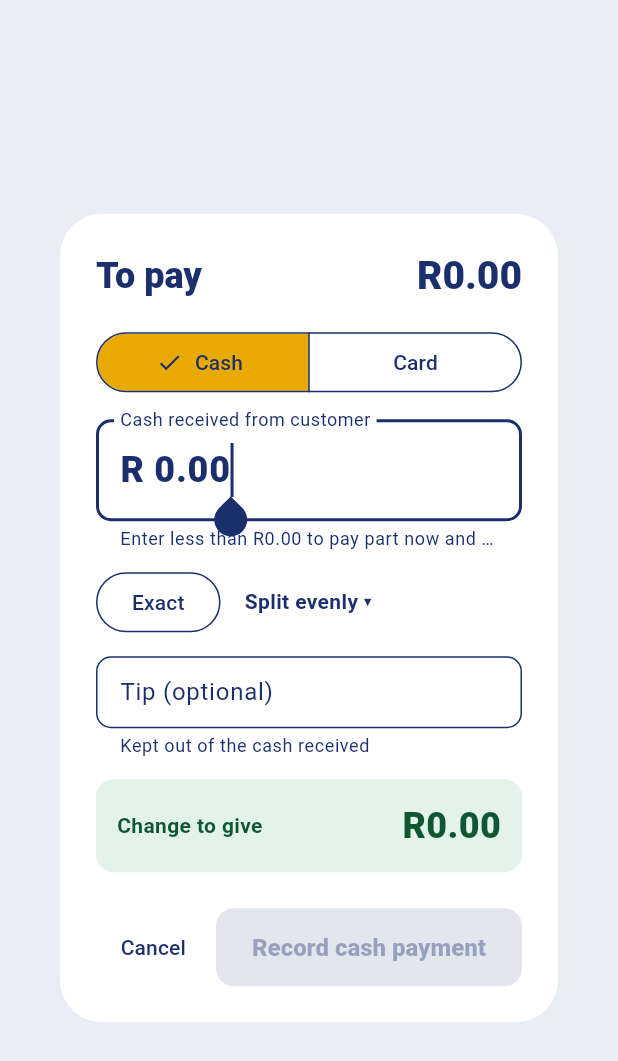
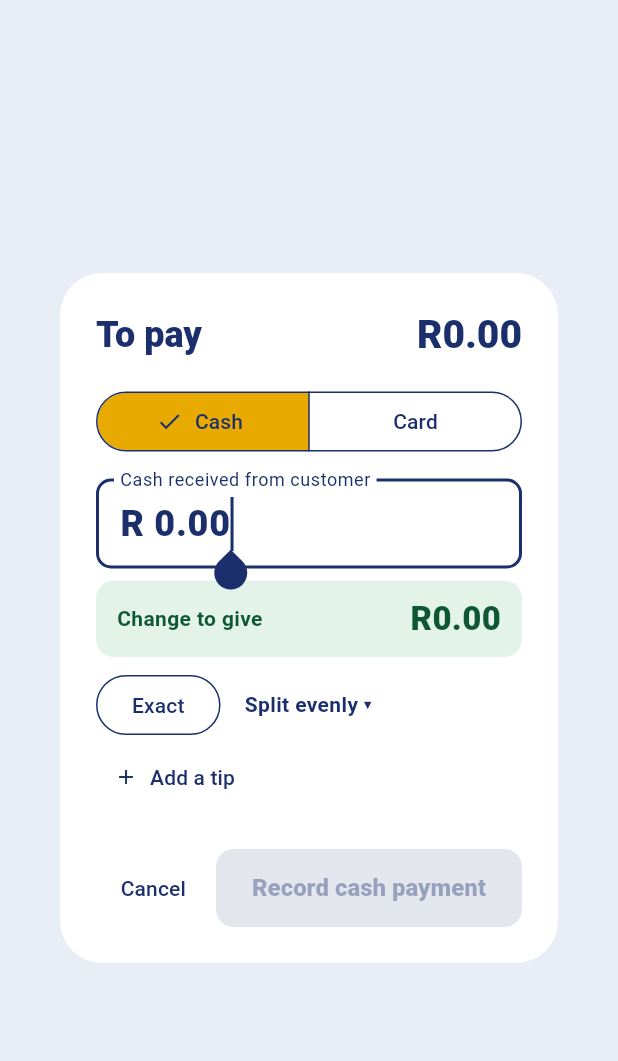
Before and after one commit to touchrestaurant-pos/restaurant-pos.github.io, a Flutter app: the _PaymentDialog widget shown alone on an empty page, opened directly with empty values, on a phone screen of 412 x 824 dp. Shown: the top 1061 px of the screen. Run offline on Flutter 3.47's test engine with Material 3 defaults, Android fonts, the phone set to English and light mode, and no system bars; our stand-ins replace connectivity_plus, file_picker, fl_chart, hive_ce_flutter, pdf, printing and 2 more; missing offline and left inert: dart:js_interop; accounts and stored records are empty.

Commit message:
Payment screen: balance shown directly under the amount, compact layout
Co-Authored-By: Claude Fable 5.2 <noreply@anthropic.com>
Claude-Session: https://claude.ai/code/session_01EfTXXhq4QqtaCPGbk7mgB7

```diff
--- a/lib/widgets/payment_dialog.dart
+++ b/lib/widgets/payment_dialog.dart
@@ -70,6 +70,7 @@ class _PaymentDialogState extends State<_PaymentDialog> {
   /// Less than what is owed = part payment; more (cash only) = change.
   late final TextEditingController _amount;
   final _tip = TextEditingController();
+  bool _showTip = false;
 
   @override
   void initState() {
@@ -176,9 +177,20 @@ class _PaymentDialogState extends State<_PaymentDialog> {
                 decoration: InputDecoration(
                     labelText: _cash ? 'Cash received from customer' : 'Amount on card',
                     prefixText: 'R ',
-                    helperText: 'Enter less than ${money(widget.due)} to pay part now and the rest another way'),
+                    isDense: true),
               ),
-              const SizedBox(height: 10),
+              const SizedBox(height: 8),
+              if (part)
+                _box(const Color(0xFFFFF4D6), const Color(0xFF7A4B00), 'Balance still to pay', money(_remaining))
+              else if (_cash)
+                _box(const Color(0xFFE3F3EA), const Color(0xFF0F5733), 'Change to give', money(_change))
+              else
+                _box(const Color(0xFFE3F3EA), const Color(0xFF0F5733), 'Balance still to pay', money(0)),
+              if (!_cash && _tipValue > 0) ...[
+                const SizedBox(height: 6),
+                _box(const Color(0xFFE8EEFB), Brand.navy, 'Charge on card machine (with tip)', money(_applied + _tipValue)),
+              ],
+              const SizedBox(height: 8),
               Wrap(
                 spacing: 8,
                 runSpacing: 8,
@@ -204,24 +216,27 @@ class _PaymentDialogState extends State<_PaymentDialog> {
                   ),
                 ],
               ),
-              const SizedBox(height: 12),
+              if (!_showTip)
+                Align(
+                  alignment: Alignment.centerLeft,
+                  child: TextButton.icon(
+                      onPressed: () => setState(() => _showTip = true),
+                      icon: const Icon(Icons.add, size: 16),
+                      label: const Text('Add a tip')),
+                )
+              else ...[
+                const SizedBox(height: 8),
                 TextField(
                   controller: _tip,
+                  autofocus: true,
                   keyboardType: const TextInputType.numberWithOptions(decimal: true),
                   onChanged: (_) => setState(() {}),
                   decoration: InputDecoration(
-                    labelText: 'Tip (optional)',
+                      labelText: 'Tip',
                       prefixText: 'R ',
                       isDense: true,
                       helperText: _cash ? 'Kept out of the cash received' : 'Added on top of the card amount'),
                 ),
-              const SizedBox(height: 14),
-              if (!_cash)
-                _box(const Color(0xFFE8EEFB), Brand.navy, 'Charge on card machine', money(_applied + _tipValue)),
-              if (_cash && !part) _box(const Color(0xFFE3F3EA), const Color(0xFF0F5733), 'Change to give', money(_change)),
-              if (part) ...[
-                if (!_cash) const SizedBox(height: 8),
-                _box(const Color(0xFFFFF4D6), const Color(0xFF7A4B00), 'Left to pay after this', money(_remaining)),
               ],
             ],
           ),
@@ -232,7 +247,7 @@ class _PaymentDialogState extends State<_PaymentDialog> {
         FilledButton(
           onPressed: _valid ? _confirm : null,
           child: Text(part
-              ? 'Take ${money(_applied)} ${_cash ? 'cash' : 'card'}, then the rest'
+              ? 'Take ${money(_applied)} ${_cash ? 'cash' : 'card'}, then pay ${money(_remaining)}'
               : (_cash ? 'Record cash payment' : 'Record card payment')),
         ),
       ],
@@ -240,13 +255,13 @@ class _PaymentDialogState extends State<_PaymentDialog> {
   }
 
   Widget _box(Color bg, Color fg, String label, String value) => Container(
-        padding: const EdgeInsets.all(14),
+        padding: const EdgeInsets.symmetric(horizontal: 14, vertical: 10),
         decoration: BoxDecoration(color: bg, borderRadius: BorderRadius.circular(12)),
         child: Row(
           mainAxisAlignment: MainAxisAlignment.spaceBetween,
           children: [
             Text(label, style: TextStyle(fontWeight: FontWeight.w700, color: fg)),
-            Text(value, style: TextStyle(fontSize: 24, fontWeight: FontWeight.w800, color: fg)),
+            Text(value, style: TextStyle(fontSize: 22, fontWeight: FontWeight.w800, color: fg)),
           ],
         ),
       );
```
Lines whose indentation alone changed are shown as unchanged.
